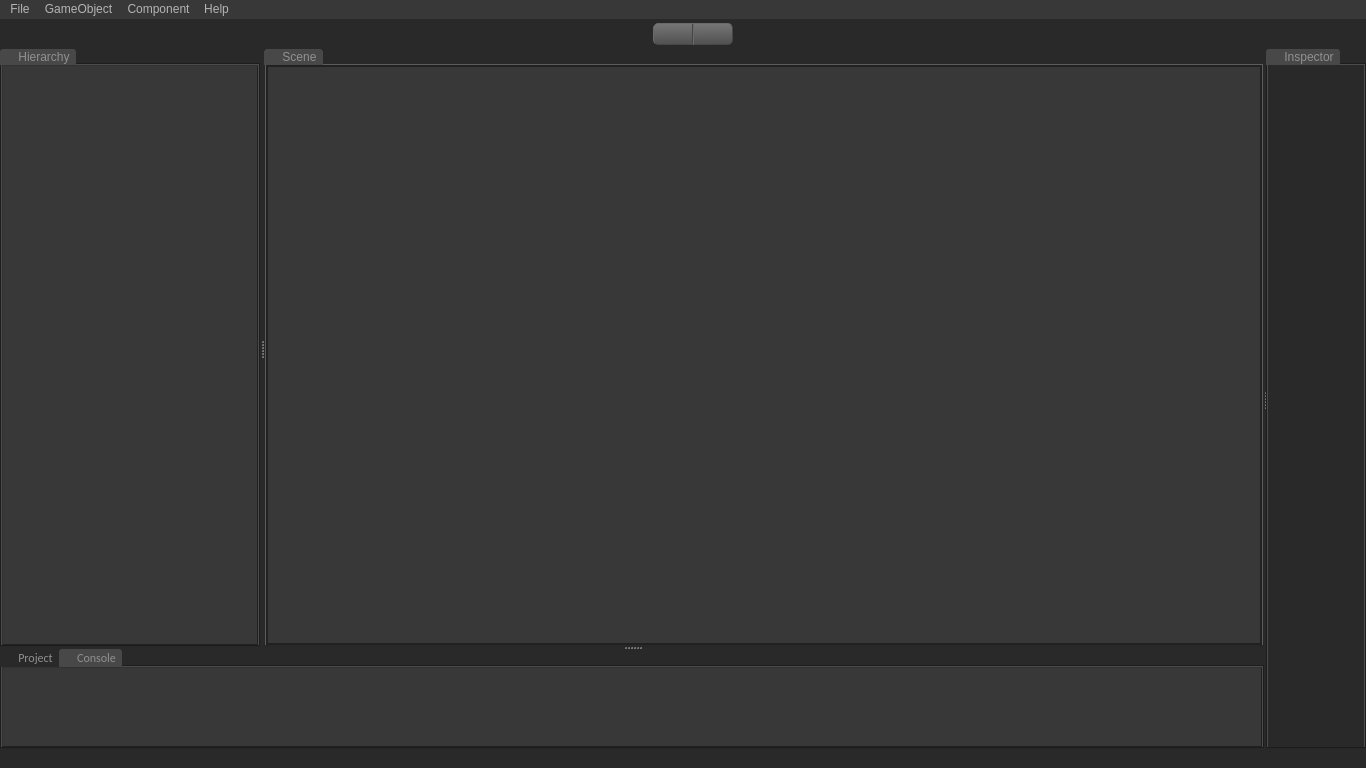
This is Editor/editor.ui in PanosK92/SpartanEngine as Qt 5 draws it before an edit. The edited form follows.
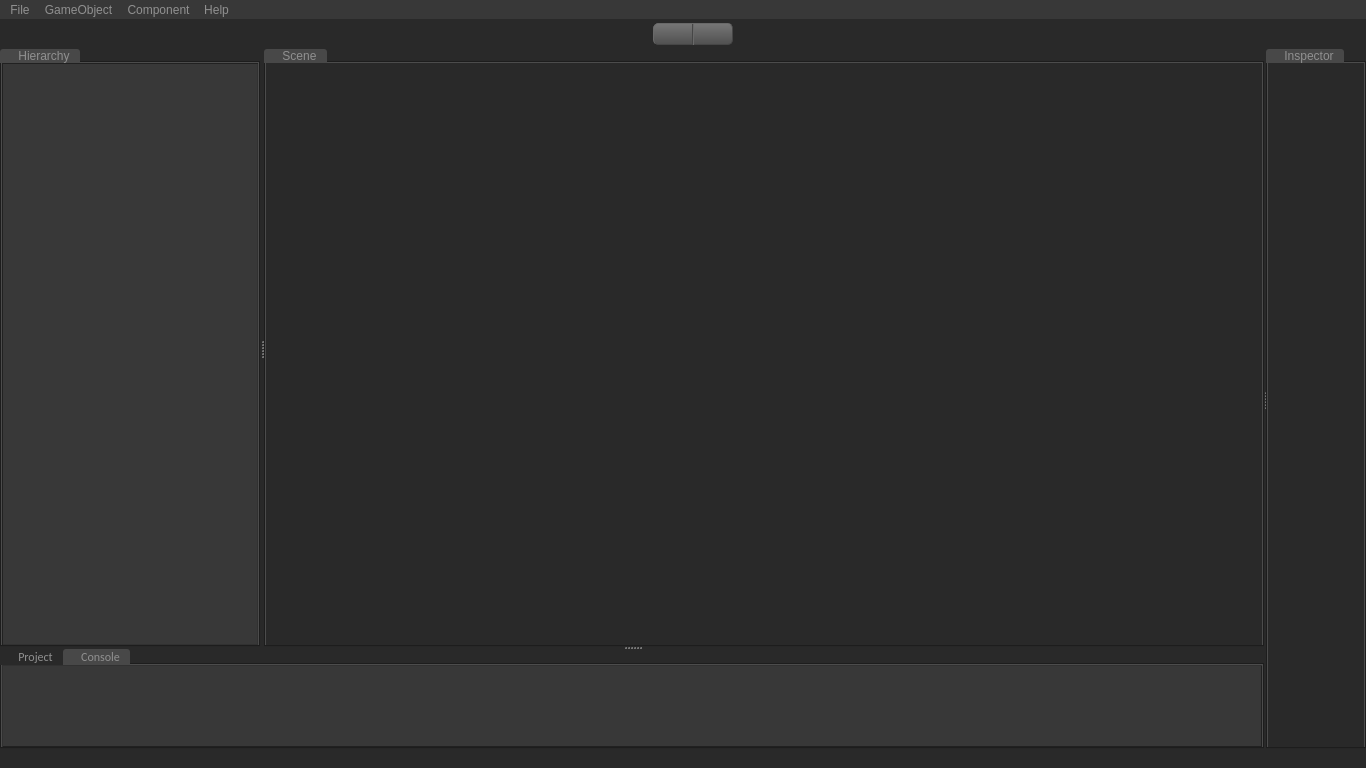
This is the edited form. The open tabs and pages were chosen to show the change. Icons and pictures are not drawn. Custom widgets are drawn as their Qt base class.

Diff of the .ui file:
```diff
--- a/Editor/editor.ui
+++ b/Editor/editor.ui
@@ -246,23 +246,132 @@
 	padding: 0px;
 }
 
-Directus3DWidget 
-{
-	background-color: #909090;
-}
-
 QLineEdit
 {
-	background-color: #414141;
+	color: #909090;
+	background-color: #484848;
 	border-style: inset;
 }
 
-/*= SLIDER ==================================================================================*/
+QLabel
+{
+	color: #909090;
+	background-color: #383838;
+	border-style: none;
+}
+
+QCheckBox
+{
+	color: #909090;
+	background-color: #383838;
+	border-style: none;
+}
+
+/*= MENU ===================================================================================*/
+QMenuBar
+{
+	color: #B4B4B4;
+	background-color: #383838;
+	padding: 0px;
+}
+
+QMenuBar::item
+{
+	color: #909090;
+	background-color: #383838;
+}
+
+QMenuBar::item:selected
+{
+	color:  #EDEDED;
+	background-color:#484848;
+}
+
+QMenuBar::item:pressed 
+{
+    color:  #909090;
+	background-color:#484848;
+}
+
+QMenu::item
+{
+	color: #909090;
+	background-color: #383838;
+}
+
+QMenu::item:selected
+{
+	color:  #EDEDED;
+	background-color:#484848;
+}
+
+v::item:pressed 
+{
+    color:  #909090;
+	background-color:#484848;
+}
+
+QMenu::separator 
+{
+	height: 1px;
+	background:#292929;
+}
+
+/*===========================================================================================*/
+
+/*= CUSTOM ====================================================================================*/
+DirectusInspector
+{
+	color: #909090;
+	background-color: #383838;
+	border-width: 1px;
+}
+
+DirectusCore
+{
+	color: #909090;
+	background-color: #383838;
+	border-width: 1px;
+}
+/*===========================================================================================*/
+
+/*= COMBOBOX ==================================================================================*/
+QComboBox
+{
+    background-color: qlineargradient(spread:pad, x1:0.5, y1:1, x2:0.5, y2:0, stop:0 rgba(57, 57, 57, 255), stop:1 rgba(68, 68, 68, 255));
+	border-radius: 5px;
+    border-color: #464646;
+    border-width: 1px;
+    border-style: solid;
+	padding-left: 5px;
+}
+
+QComboBox::drop-down
+{
+    background-color: qlineargradient(spread:pad, x1:0.5, y1:1, x2:0.5, y2:0, stop:0 rgba(57, 57, 57, 255), stop:1 rgba(68, 68, 68, 255));
+    border-width: 1px;
+    border-style: none;
+}
+
+QComboBox::down-arrow
+{   
+    background-image: url(:/Images/arrow.png);
+	background-repeat: no-repeat;
+	background-position: center;
+}
+/*===========================================================================================*/
+
+/*= SLIDER =====================================================================================*/
+QSlider
+{
+	background-color: #383838;
+}
+
 QSlider::groove:horizontal 
 {
 	border: 1px;
 	border-color: #212121;
-	border-style: solid;
+	border-style: inset;
 	background: qlineargradient(spread:pad, x1:0.5, y1:1, x2:0.488318, y2:0.358, stop:0 rgba(192, 192, 192, 255), stop:1 rgba(79, 79, 79, 255));
 	height: 5px;
 	border-radius: 4px;
@@ -270,14 +379,14 @@
 
 QSlider::handle:horizontal 
 {
-	background: qlineargradient(spread:pad, x1:0.5, y1:0.340909, x2:0.5, y2:1, stop:0 rgba(142, 142, 142, 255), stop:1 rgba(79, 79, 79, 255));
+	background: qlineargradient(spread:pad, x1:0.5, y1:0, x2:0.5, y2:1, stop:0 rgba(110, 110, 110, 255), stop:1 rgba(68, 68, 68, 255));
 	border: 1px;
 	border-color: #212121;
-	border-style: solid;
+	border-style: outset;
 	width: 10px;
 	height: 10px;
-	margin-top: -4px;
-	margin-bottom: -4px;
+	margin-top: -3px;
+	margin-bottom: -3px;
 	border-radius: 5px;
 }
 /*========================================================================================*/
@@ -301,7 +410,7 @@
 	background-position: left;
 
 	border-color: #464646;
-	border-style: none;
+	border-style: solid;
 	border-top-left-radius: 3px;
 	border-top-right-radius: 3px;
 	border-bottom-width: 0px;
@@ -309,10 +418,10 @@
 	min-width: 3.5em;
 	min-height: 1.3em;
 
-	padding-top: 1px;
-	padding-bottom: 1px;
+	padding-top: 0px;
+	padding-bottom: 0px;
 	padding-left: 18px;
-	padding-right: 6px;
+	padding-right: 10px;
 }
 
 QTabBar::tab:selected
@@ -321,33 +430,6 @@
 }
 /*========================================================================================*/
 
-/*= MENU ===================================================================================*/
-QMenuBar
-{
-	color: #B4B4B4;
-	background-color: #383838;
-	padding: 0px;
-}
-
-QMenu::item
-{
-	color: #909090;
-	background-color: #383838;
-}
-
-QMenu::item:selected
-{
-	color:  #EDEDED;
-	background-color:#484848;
-}
-
-QMenuBar::item:pressed 
-{
-    color:  black;
-	background-color:#484848;
-}
-/*========================================================================================*/
-
 /*= TREES ==================================================================================*/
 QTreeWidget
 {
@@ -358,7 +440,7 @@
 QTreeView
 {
 	background-color: #383838;
-	border-style: outset;
+	border-style: inset;
 }
 /*========================================================================================*/
 
@@ -422,6 +504,14 @@
 {
 	background: none;
  }
+
+QScrollBar::down-arrow
+{   
+		background-color: qlineargradient(spread:pad, x1:0.5, y1:1, x2:0.5, y2:0, stop:0 rgba(57, 57, 57, 255), stop:1 rgba(68, 68, 68, 255));
+		border-width: 1px;
+		border-style: none;
+}
+
 /*========================================================================================*/
 
 /*= SCROLLBAR - HORIZONTAL ======================================================================*/
@@ -1291,9 +1381,9 @@
                   <colorrole role="Button">
                    <brush brushstyle="SolidPattern">
                     <color alpha="255">
-                     <red>56</red>
-                     <green>56</green>
-                     <blue>56</blue>
+                     <red>41</red>
+                     <green>41</green>
+                     <blue>41</blue>
                     </color>
                    </brush>
                   </colorrole>
@@ -1363,18 +1453,18 @@
                   <colorrole role="Base">
                    <brush brushstyle="SolidPattern">
                     <color alpha="255">
-                     <red>56</red>
-                     <green>56</green>
-                     <blue>56</blue>
+                     <red>41</red>
+                     <green>41</green>
+                     <blue>41</blue>
                     </color>
                    </brush>
                   </colorrole>
                   <colorrole role="Window">
                    <brush brushstyle="SolidPattern">
                     <color alpha="255">
-                     <red>56</red>
-                     <green>56</green>
-                     <blue>56</blue>
+                     <red>41</red>
+                     <green>41</green>
+                     <blue>41</blue>
                     </color>
                    </brush>
                   </colorrole>
@@ -1428,9 +1518,9 @@
                   <colorrole role="Button">
                    <brush brushstyle="SolidPattern">
                     <color alpha="255">
-                     <red>56</red>
-                     <green>56</green>
-                     <blue>56</blue>
+                     <red>41</red>
+                     <green>41</green>
+                     <blue>41</blue>
                     </color>
                    </brush>
                   </colorrole>
@@ -1500,18 +1590,18 @@
                   <colorrole role="Base">
                    <brush brushstyle="SolidPattern">
                     <color alpha="255">
-                     <red>56</red>
-                     <green>56</green>
-                     <blue>56</blue>
+                     <red>41</red>
+                     <green>41</green>
+                     <blue>41</blue>
                     </color>
                    </brush>
                   </colorrole>
                   <colorrole role="Window">
                    <brush brushstyle="SolidPattern">
                     <color alpha="255">
-                     <red>56</red>
-                     <green>56</green>
-                     <blue>56</blue>
+                     <red>41</red>
+                     <green>41</green>
+                     <blue>41</blue>
                     </color>
                    </brush>
                   </colorrole>
@@ -1565,9 +1655,9 @@
                   <colorrole role="Button">
                    <brush brushstyle="SolidPattern">
                     <color alpha="255">
-                     <red>56</red>
-                     <green>56</green>
-                     <blue>56</blue>
+                     <red>41</red>
+                     <green>41</green>
+                     <blue>41</blue>
                     </color>
                    </brush>
                   </colorrole>
@@ -1637,18 +1727,18 @@
                   <colorrole role="Base">
                    <brush brushstyle="SolidPattern">
                     <color alpha="255">
-                     <red>56</red>
-                     <green>56</green>
-                     <blue>56</blue>
+                     <red>41</red>
+                     <green>41</green>
+                     <blue>41</blue>
                     </color>
                    </brush>
                   </colorrole>
                   <colorrole role="Window">
                    <brush brushstyle="SolidPattern">
                     <color alpha="255">
-                     <red>56</red>
-                     <green>56</green>
-                     <blue>56</blue>
+                     <red>41</red>
+                     <green>41</green>
+                     <blue>41</blue>
                     </color>
                    </brush>
                   </colorrole>
@@ -1695,31 +1785,10 @@
                 <enum>Qt::LeftToRight</enum>
                </property>
                <property name="styleSheet">
-                <string notr="true">QWidget
-{
-color: #909090;
-background-color: #383838;
-border-color: #212121;
-border-style: solid;
-border-width: 1px;
-}
-
-QTabBar::tab
+                <string notr="true">QTabBar::tab
 {
 	background-image: url(:/Images/tabScene.png);
-}
-
-/*
-widget background dark: 			292929
-widget background light:				383838
-widget background highlighted: 	484848
-text color: 									909090
-text highlighted:							 EDEDED
-border: 										212121
-border highlighted:						464646
-text edit background:					414141
-*/
-</string>
+}</string>
                </property>
                <widget class="DirectusInspector" name="layoutTabScene">
                 <attribute name="title">
@@ -2482,6 +2551,9 @@
         <property name="autoFillBackground">
          <bool>false</bool>
         </property>
+        <property name="styleSheet">
+         <string notr="true"/>
+        </property>
         <attribute name="title">
          <string>Inspector</string>
         </attribute>
```
Left out of the diff: 28 changed lines with no effect on the pictures.
